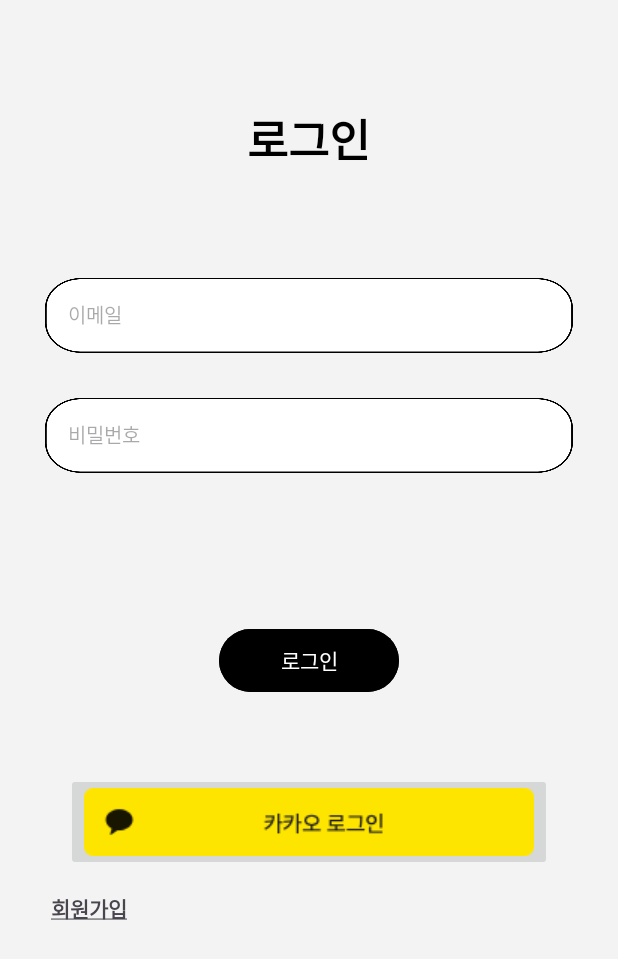
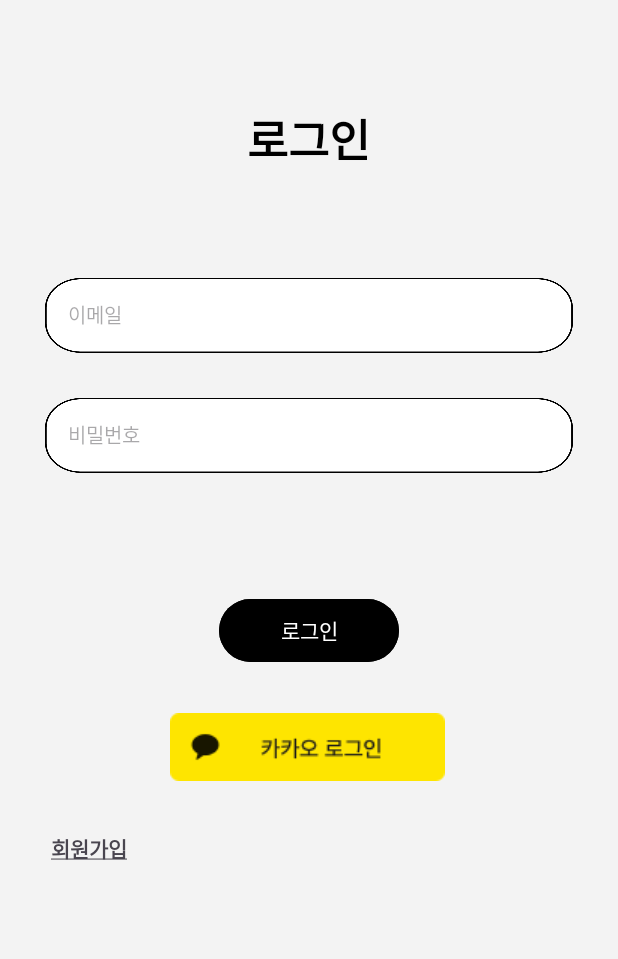
Before and after one commit to SMUMC-7th/Team-B-FE, an Android app: the screen it shows after launch (MainActivity), on a phone screen of 412 x 824 dp. Shown: the top 959 px of the screen. Run offline under Robolectric (Android 15) with nearby library versions, the phone set to English and light mode, and no system bars; libraries missing offline, so code that uses them is left out: com.kakao.sdk; pictures from the network do not load; 6 statements that could not run were skipped.

Commit message:
#37 카카오 소셜 로그인 서버 통신 완료 (백에서 토큰 업데이트 이슈 수정 중)

```diff
--- a/app/src/main/java/com/example/umc_wireframe/domain/repository/MemberRepository.kt
+++ b/app/src/main/java/com/example/umc_wireframe/domain/repository/MemberRepository.kt
@@ -1,5 +1,6 @@
 package com.example.umc_wireframe.domain.repository
 
+import com.example.umc_wireframe.data.remote.AuthResponse
 import com.example.umc_wireframe.data.remote.RefreshToken
 import com.example.umc_wireframe.domain.model.Gender
 import com.example.umc_wireframe.domain.model.SetAlarm
@@ -68,4 +69,6 @@ interface MemberRepository {
     suspend fun postRefreshToken(
         refreshToken: String
     ):ServerEntity<LoginResultEntity>
+
+    suspend fun sendKakaoAccessToken(accessToken: String): AuthResponse
 }
--- a/app/src/main/java/com/example/umc_wireframe/presentation/register/LoginFragment.kt
+++ b/app/src/main/java/com/example/umc_wireframe/presentation/register/LoginFragment.kt
@@ -7,6 +7,7 @@ import android.view.View
 import android.view.ViewGroup
 import androidx.fragment.app.Fragment
 import androidx.fragment.app.activityViewModels
+import androidx.lifecycle.lifecycleScope
 import androidx.navigation.fragment.findNavController
 import com.example.umc_wireframe.R
 import com.example.umc_wireframe.databinding.FragmentLoginBinding
@@ -17,6 +18,7 @@ import com.kakao.sdk.auth.model.OAuthToken
 import com.kakao.sdk.common.model.ClientError
 import com.kakao.sdk.common.model.ClientErrorCause
 import com.kakao.sdk.user.UserApiClient
+import kotlinx.coroutines.launch
 
 class LoginFragment : Fragment() {
 
@@ -25,6 +27,8 @@ class LoginFragment : Fragment() {
 
     private val loginViewModel: LoginViewModel by activityViewModels()
     private val homeViewModel: HomeViewModel by activityViewModels()
+    private val myViewModel: MyViewModel by activityViewModels()
+
 
     // 카카오계정 로그인 공통 callback
     private val kakaoCallback: (OAuthToken?, Throwable?) -> Unit = { token, error ->
@@ -67,6 +71,7 @@ class LoginFragment : Fragment() {
         }
     }
 
+    // 카카오톡으로 로그인 시도함
     private fun performKakaoLogin() {
         // 카카오톡이 설치되어 있는 경우
         if (UserApiClient.instance.isKakaoTalkLoginAvailable(requireContext())) {
@@ -80,24 +85,45 @@ class LoginFragment : Fragment() {
                     }
 
                     // 카카오톡 로그인 실패 시, 카카오계정으로 로그인
-                    UserApiClient.instance.loginWithKakaoAccount(
-                        requireContext(),
-                        callback = kakaoCallback
-                    )
+                    fetchKakaoAccessToken()
                 } else if (token != null) {
                     Log.i("LoginFragment", "카카오톡으로 로그인 성공 ${token.accessToken}")
-                    goToHomeFragment()
+                    fetchKakaoUserInfo()
                 }
             }
         } else {
             // 카카오톡이 설치되어 있지 않은 경우, 카카오계정으로 로그인
-            UserApiClient.instance.loginWithKakaoAccount(
-                requireContext(),
-                callback = kakaoCallback
-            )
+            fetchKakaoAccessToken()
         }
     }
 
+    // 카카오톡으로 로그인 시도 실패 시 여기로 옴 (카카오 계정으로 로그인 전환)
+    private fun fetchKakaoAccessToken() {
+        UserApiClient.instance.loginWithKakaoAccount(requireContext()) { token, error ->
+            if (error != null) {
+                Log.e("LoginFragment", "카카오 로그인 실패: ${error.message}")
+            } else if (token != null) {
+                val accessToken = token.accessToken
+                Log.d("AccessToken", "Token: $accessToken")
+
+                Log.i("LoginFragment", "카카오 로그인 성공. AccessToken: $accessToken")
+
+                // ViewModel을 통해 서버에 Access Token 전달
+                myViewModel.sendKakaoAccessToken(
+                    accessToken = accessToken,
+                    onSuccess = {
+                        Log.i("LoginFragment", "서버 인증 성공")
+                        fetchKakaoUserInfo()
+                    },
+                    onFailure = { errorMessage ->
+                        Log.e("LoginFragment", errorMessage)
+                    }
+                )
+            }
+        }
+    }
+
+    // 서버 인증 성공 시 아래 함수 호출
     private fun fetchKakaoUserInfo() {
         UserApiClient.instance.me { user, error ->
             if (error != null) {
@@ -115,6 +141,8 @@ class LoginFragment : Fragment() {
             }
         }
     }
+
+
 
     private fun validateLogin(email: String, password: String) {
         if (email.isEmpty() || password.isEmpty()) {
--- a/app/src/main/res/layout/fragment_login.xml
+++ b/app/src/main/res/layout/fragment_login.xml
@@ -66,7 +66,7 @@
         android:id="@+id/loginButton"
         android:layout_width="120dp"
         android:layout_height="50dp"
-        android:layout_marginTop="100dp"
+        android:layout_marginTop="80dp"
         android:backgroundTint="@color/black"
         android:text="로그인"
         app:layout_constraintEnd_toEndOf="parent"
@@ -74,24 +74,25 @@
         app:layout_constraintTop_toBottomOf="@id/tv_passwordInput"
         app:layout_constraintVertical_bias="0.5" />
 
+
     <ImageButton
         android:id="@+id/kakao_login_Button"
         android:layout_width="wrap_content"
         android:layout_height="wrap_content"
-        android:layout_marginTop="50dp"
-        android:src="@drawable/kakao_login_medium_wide"
-        app:layout_constraintTop_toBottomOf="@id/loginButton"
+        android:layout_marginTop="30dp"
+        android:background="@android:color/transparent"
+        android:src="@drawable/kakao_login_medium_narrow"
         app:layout_constraintBottom_toTopOf="@id/tv_login_join"
+        app:layout_constraintEnd_toEndOf="parent"
+        app:layout_constraintHorizontal_bias="0.495"
         app:layout_constraintStart_toStartOf="parent"
-        app:layout_constraintEnd_toEndOf="parent"
-        />
-
+        app:layout_constraintTop_toBottomOf="@id/loginButton" />
 
     <TextView
         android:id="@+id/tv_login_join"
         android:layout_width="wrap_content"
         android:layout_height="wrap_content"
-        android:layout_marginTop="10dp"
+        android:layout_marginTop="30dp"
         android:padding="4dp"
         android:text="@string/join"
         android:textStyle="bold"
```
Also changed, not shown: app/build.gradle.kts (+14 -4 lines), app/src/main/java/com/example/umc_wireframe/data/remote/ServerDatasource.kt (+15 -0 lines), app/src/main/java/com/example/umc_wireframe/data/repository/MemberRepositoryImpl.kt (+11 -0 lines), app/src/main/java/com/example/umc_wireframe/presentation/my/MyFragment.kt (+9 -0 lines), app/src/main/java/com/example/umc_wireframe/presentation/my/MyViewModel.kt (+21 -0 lines), app/src/main/res/drawable/kakao_login_medium_narrow.png (added).
